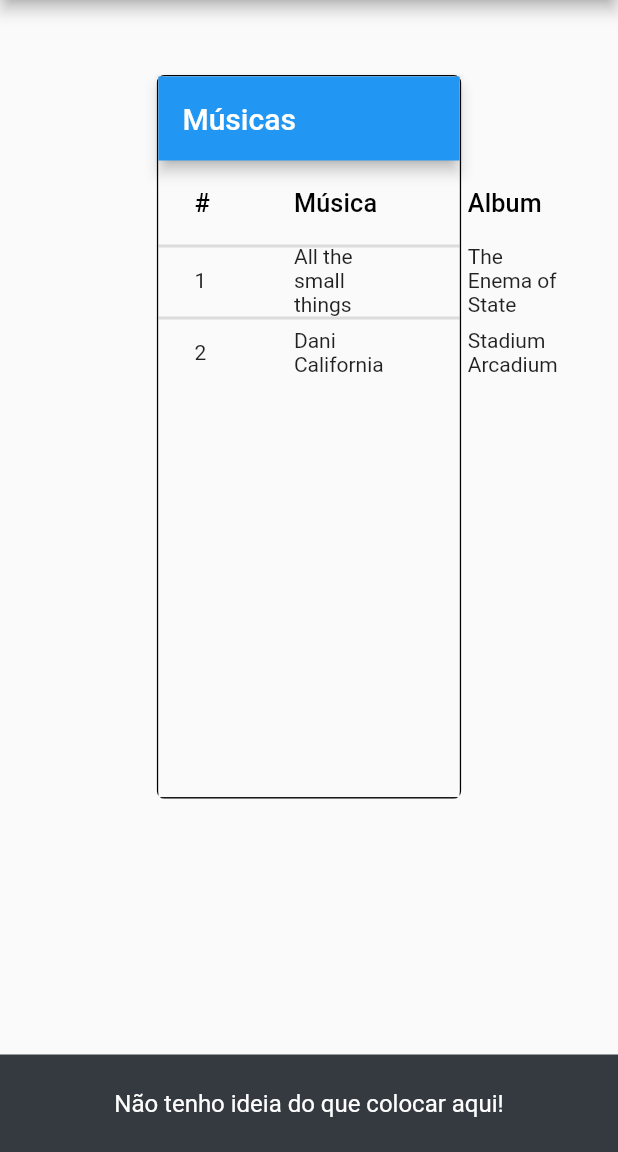
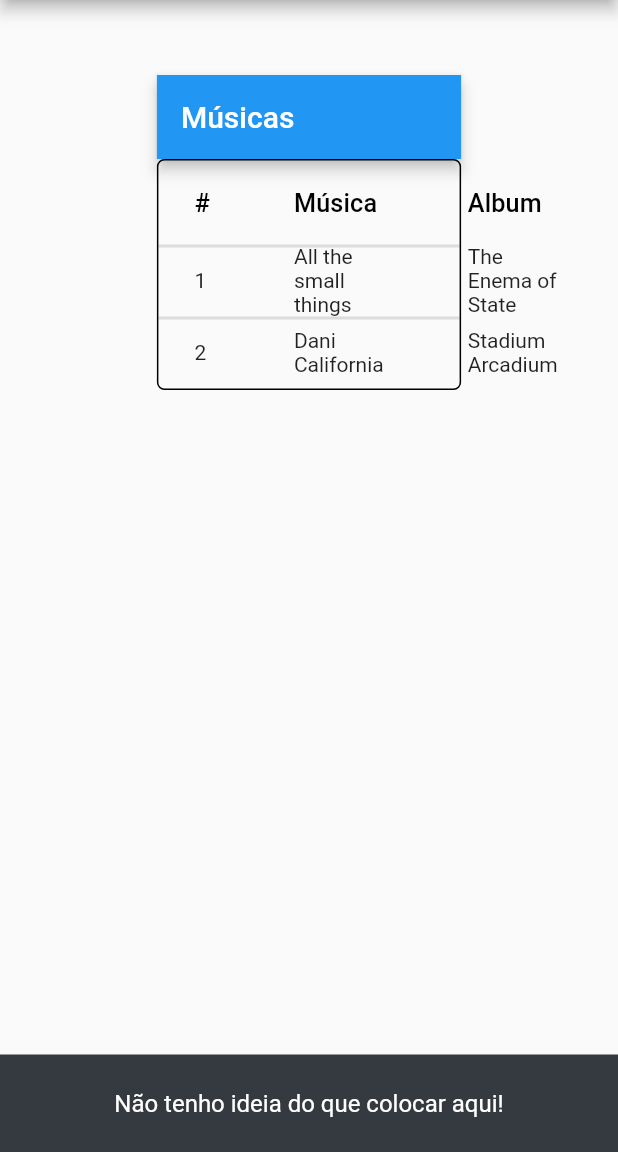
Before and after one commit to gianlucampos/crud_flutter, a Flutter app: the screen it shows after launch, on a phone screen of 412 x 824 dp, the part 84-1236 px from its top. Run offline on Flutter 3.47's test engine with Material 2 defaults, Android fonts, the phone set to English and light mode, and no system bars; our stand-ins replace flutter_icons.

Commit message:
Ajustando altura da tabela

```diff
--- a/lib/Home.dart
+++ b/lib/Home.dart
@@ -17,12 +17,7 @@ class Home extends StatelessWidget {
         child: FractionallySizedBox(
           heightFactor: 0.8,
           widthFactor: 0.65,
-          child: Container(
-              decoration: BoxDecoration(
-                borderRadius: BorderRadius.circular(5),
-                border: Border.all(color: Colors.black,width: 1)
-              ),
-              child: TableMusica()),
+          child: TableMusica(),
         ),
       ),
       bottomNavigationBar: Container(
--- a/lib/TableMusica.dart
+++ b/lib/TableMusica.dart
@@ -19,10 +19,16 @@ class TableMusica extends StatelessWidget {
 class TableBody extends StatelessWidget {
   @override
   Widget build(BuildContext context) {
-    return FractionallySizedBox(
-      widthFactor: 1,
+    return Column(
+      children: [
+        Row(
+          children: [
+            Expanded(
               child: DataTable(
                 dividerThickness: 2,
+                decoration: BoxDecoration(
+                    borderRadius: BorderRadius.circular(5),
+                    border: Border.all(color: Colors.black, width: 1)),
                 columns: [
                   DataColumn(
                       label: Text(
@@ -129,6 +135,10 @@ class TableBody extends StatelessWidget {
                   ]),
                 ],
               ),
+            ),
+          ],
+        ),
+      ],
     );
   }
 }
```
Lines whose indentation alone changed are shown as unchanged.
